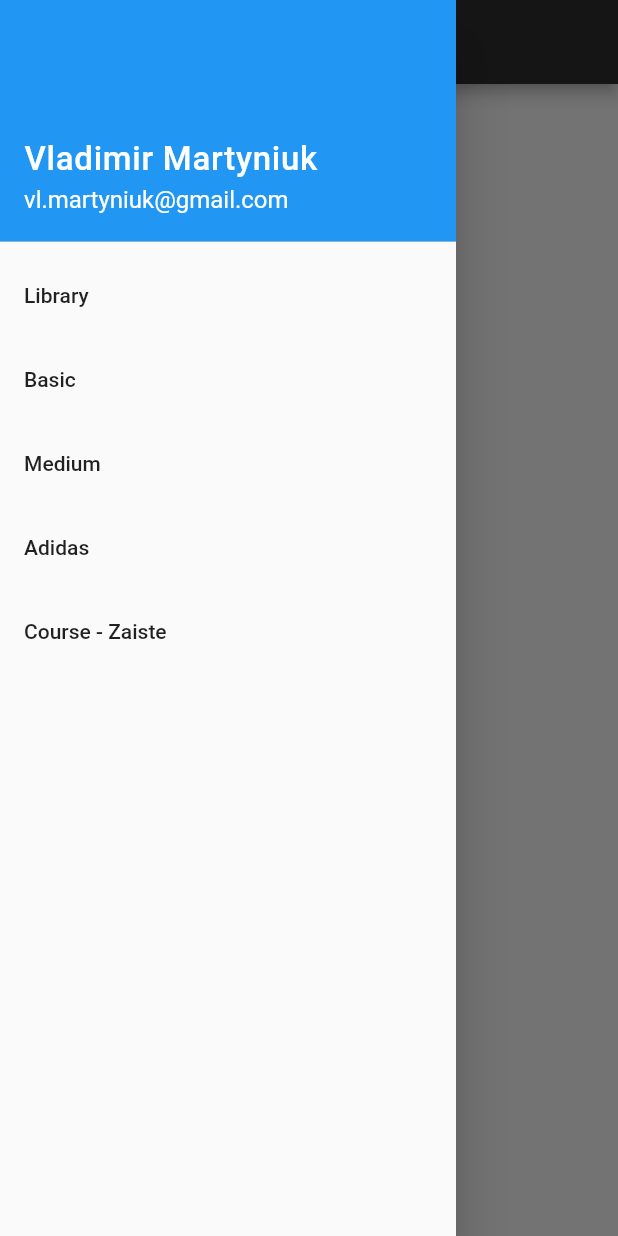
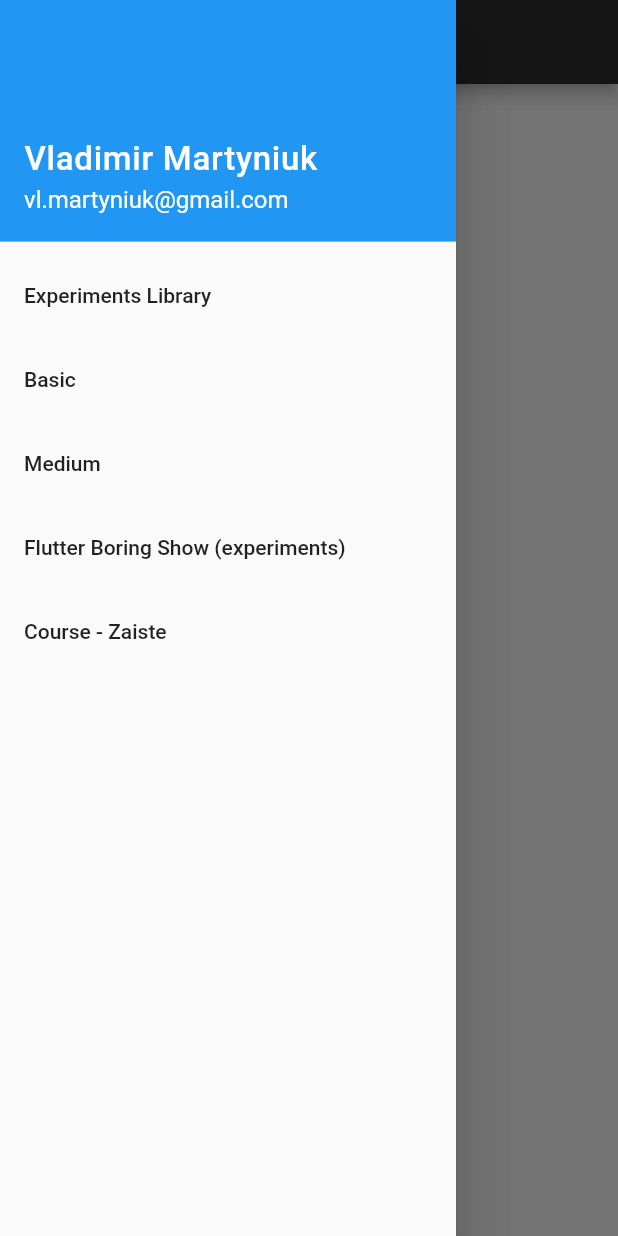
Before and after one commit to Martyniuk/flutter_widgets_lib, a Flutter app: the screen it shows after launch, with the side drawer open, on a phone screen of 412 x 824 dp. Run offline on Flutter 3.47's test engine with Material 2 defaults, Android fonts, the phone set to English and light mode, and no system bars; our stand-ins replace built_value, carousel_slider, flutter_screenutil, flutter_slidable, font_awesome_flutter, rxdart; missing offline and left inert: clippy_flutter, gradient_text; generated files the repository leaves out were written again.

Commit message:
feat: added flutter_boring_show start

```diff
--- a/lib/main.dart
+++ b/lib/main.dart
@@ -18,7 +18,7 @@ import 'library/library.dart';
 // import 'practice/basic/onboarding_screens.dart';
 // import 'practice/basic/login_app.dart';
 // import 'practice/basic/streaming_app.dart';
-import 'practice/basic/notes_app.dart';
+// import 'practice/basic/notes_app.dart';
 import 'practice/basic/menu_options.dart';
 // import 'practice/basic/onboarding_screens2.dart';
 // import 'practice/basic/bicycle_app.dart';
@@ -28,6 +28,7 @@ import 'practice/basic/menu_options.dart';
 import 'practice/medium/save_animals/save_animals.dart';
 import 'practice/basic/adidas_app.dart';
 import 'cources/zaiste_flutter_in_practice/zaiste_main.dart';
+import 'flutter_boring_show/main_flutter_boring_show.dart';
 // import 'practice/medium/tattoo/tattoo_app.dart';
 
 void main() {
@@ -73,7 +74,7 @@ class _HomeScreenState extends State<HomeScreen> {
               ),
             ),
             ListTile(
-              title: Text('Library'),
+              title: Text('Experiments Library'),
               onTap: () {
                 Navigator.of(context)
                     .push(MaterialPageRoute(builder: (context) => Library()));
@@ -103,12 +104,12 @@ class _HomeScreenState extends State<HomeScreen> {
               },
             ),
             ListTile(
-              title: Text('Adidas'),
+              title: Text('Flutter Boring Show (experiments)'),
               onTap: () {
                 Navigator.push(
                   context,
                   MaterialPageRoute(
-                    builder: (context) => AdidasApp(),
+                    builder: (context) => FlutterBoringShowMain(),
                   ),
                 );
               },
--- a/pubspec.yaml
+++ b/pubspec.yaml
@@ -30,6 +30,8 @@ dependencies:
   flutter_slidable: ^0.5.4
   dio:
   rxdart:
+  built_collection:
+  built_value:
   flutter:
     sdk: flutter
 
@@ -41,6 +43,7 @@ dev_dependencies:
   flutter_test:
     sdk: flutter
   build_runner:
+  built_value_generator:
   json_serializable:
 
 # For information on the generic Dart part of this file, see the
```
Also changed, not shown: lib/flutter_boring_show/json_parsing.dart (added, +52 -0 lines), lib/flutter_boring_show/main_flutter_boring_show.dart (added, +13 -0 lines), lib/flutter_boring_show/src/Article.dart (added, +11 -0 lines), lib/flutter_boring_show/json_parsing.g.dart (added), pubspec.lock.
